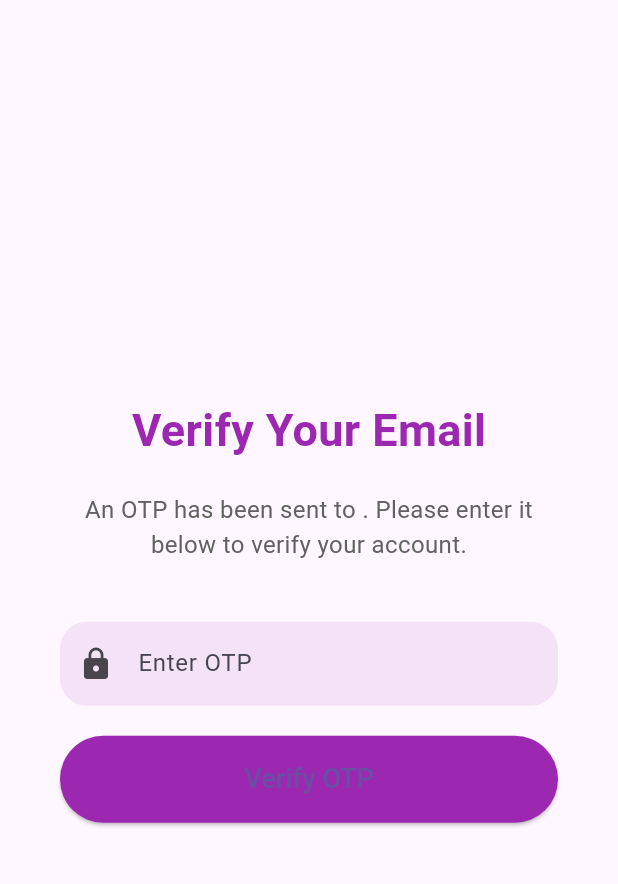
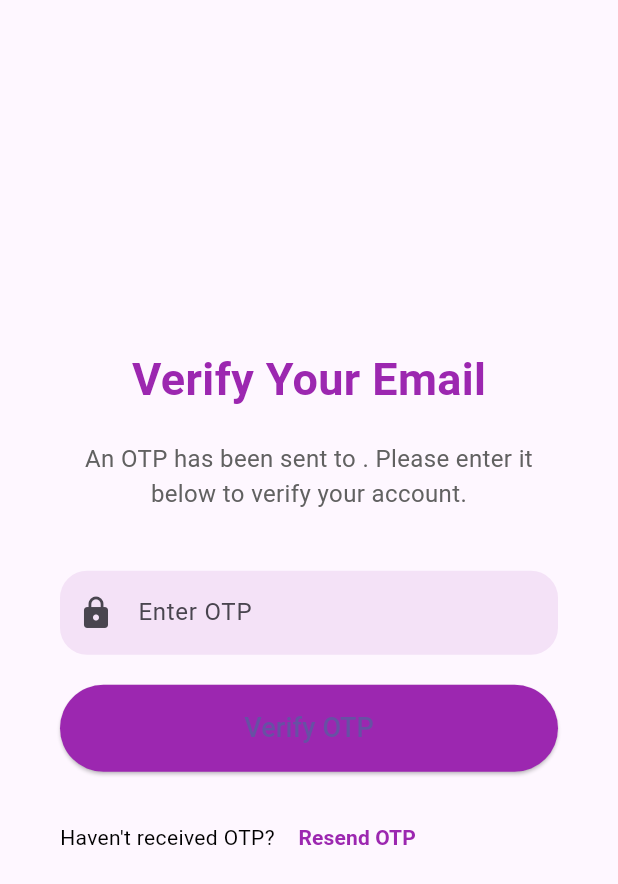
Before and after one commit to Shamoki/GariScan-Vehicle_damage_assesment_cost_app, a Flutter app: the OTPVerificationPage screen opened by its route, on a phone screen of 412 x 824 dp. Shown: the top 884 px of the screen. Run offline on Flutter 3.47's test engine with Material 3 defaults, Android fonts, the light colour scheme and no system bars; our stand-ins replace file_picker, lottie, salomon_bottom_bar, shared_preferences; missing offline and left inert: navigation_history_observer; accounts and stored records are empty.

Commit message:
Frontend stuff

```diff
--- a/frontend/lib/otp.dart
+++ b/frontend/lib/otp.dart
@@ -1,6 +1,7 @@
 import 'package:flutter/material.dart';
 import 'package:http/http.dart' as http;
 import 'dart:convert';
+import 'package:lottie/lottie.dart'; // Import Lottie
 
 class OTPVerificationPage extends StatefulWidget {
   final String email;
@@ -14,6 +15,7 @@ class OTPVerificationPage extends StatefulWidget {
 class _OTPVerificationPageState extends State<OTPVerificationPage> {
   final TextEditingController otpController = TextEditingController();
   bool isLoading = false; // Show loading indicator during verification
+  bool isResending = false; // Show loading indicator during OTP resending
 
   Future<void> verifyOTP(BuildContext context) async {
     var url = Uri.parse('http://localhost:5000/api/auth/verify-otp');
@@ -36,14 +38,12 @@ class _OTPVerificationPageState extends State<OTPVerificationPage> {
         isLoading = false; // Hide loading indicator
       });
 
-      print('Response status: ${response.statusCode}');
-      print('Response body: ${response.body}');
-
       if (response.statusCode == 200 || response.statusCode == 201) {
         // Navigate to login page
         Navigator.pushNamedAndRemoveUntil(context, '/login', (route) => false);
       } else {
-        var errorMessage = jsonDecode(response.body)['msg'] ?? 'Verification failed';
+        var errorMessage =
+            jsonDecode(response.body)['msg'] ?? 'Verification failed';
         ScaffoldMessenger.of(context).showSnackBar(
           SnackBar(content: Text('Error: $errorMessage')),
         );
@@ -52,9 +52,47 @@ class _OTPVerificationPageState extends State<OTPVerificationPage> {
       setState(() {
         isLoading = false; // Hide loading indicator
       });
-      print('Error during OTP verification: $e');
       ScaffoldMessenger.of(context).showSnackBar(
         SnackBar(content: Text('Network error: Could not verify OTP. $e')),
+      );
+    }
+  }
+
+  Future<void> resendOTP() async {
+    var url = Uri.parse('http://localhost:5000/api/auth/resend-otp');
+
+    setState(() {
+      isResending = true; // Show loading indicator for resending
+    });
+
+    try {
+      var response = await http.post(
+        url,
+        headers: {'Content-Type': 'application/json'},
+        body: jsonEncode({'email': widget.email}),
+      );
+
+      setState(() {
+        isResending = false; // Hide loading indicator
+      });
+
+      if (response.statusCode == 200 || response.statusCode == 201) {
+        ScaffoldMessenger.of(context).showSnackBar(
+          const SnackBar(content: Text('OTP resent successfully!')),
+        );
+      } else {
+        var errorMessage =
+            jsonDecode(response.body)['msg'] ?? 'Resending failed';
+        ScaffoldMessenger.of(context).showSnackBar(
+          SnackBar(content: Text('Error: $errorMessage')),
+        );
+      }
+    } catch (e) {
+      setState(() {
+        isResending = false; // Hide loading indicator
+      });
+      ScaffoldMessenger.of(context).showSnackBar(
+        SnackBar(content: Text('Network error: Could not resend OTP. $e')),
       );
     }
   }
@@ -67,7 +105,28 @@ class _OTPVerificationPageState extends State<OTPVerificationPage> {
           padding: const EdgeInsets.symmetric(horizontal: 40),
           height: MediaQuery.of(context).size.height - 50,
           width: double.infinity,
-          child: Column(
+          child: isLoading
+              ? Column(
+                  mainAxisAlignment: MainAxisAlignment.center,
+                  children: [
+                    Lottie.asset(
+                      'animations/loading.json',
+                      width: 200,
+                      height: 200,
+                      fit: BoxFit.cover,
+                    ),
+                    const SizedBox(height: 20),
+                    const Text(
+                      "Verifying OTP...",
+                      style: TextStyle(
+                        fontSize: 18,
+                        fontWeight: FontWeight.w600,
+                        color: Colors.purple,
+                      ),
+                    ),
+                  ],
+                )
+              : Column(
                   mainAxisAlignment: MainAxisAlignment.center,
                   crossAxisAlignment: CrossAxisAlignment.stretch,
                   children: [
@@ -86,7 +145,8 @@ class _OTPVerificationPageState extends State<OTPVerificationPage> {
                         Text(
                           'An OTP has been sent to ${widget.email}. Please enter it below to verify your account.',
                           textAlign: TextAlign.center,
-                    style: TextStyle(fontSize: 16, color: Colors.grey[700]),
+                          style:
+                              TextStyle(fontSize: 16, color: Colors.grey[700]),
                         ),
                       ],
                     ),
@@ -106,9 +166,7 @@ class _OTPVerificationPageState extends State<OTPVerificationPage> {
                       ),
                     ),
                     const SizedBox(height: 20),
-              isLoading
-                  ? const Center(child: CircularProgressIndicator())
-                  : ElevatedButton(
+                    ElevatedButton(
                       onPressed: () => verifyOTP(context),
                       style: ElevatedButton.styleFrom(
                         shape: const StadiumBorder(),
@@ -120,6 +178,39 @@ class _OTPVerificationPageState extends State<OTPVerificationPage> {
                         style: TextStyle(fontSize: 18),
                       ),
                     ),
+                    const SizedBox(height: 20),
+                    Row(
+                      mainAxisAlignment: MainAxisAlignment.spaceBetween,
+                      children: [
+                        Row(
+                          children: [
+                            const Text(
+                              "Haven't received OTP? ",
+                              style: TextStyle(
+                                  fontSize: 14, color: Colors.black),
+                            ),
+                            isResending
+                                ? Lottie.asset(
+                                    'animations/loading.json',
+                                    width: 50,
+                                    height: 50,
+                                    fit: BoxFit.cover,
+                                  )
+                                : TextButton(
+                                    onPressed: resendOTP,
+                                    child: const Text(
+                                      'Resend OTP',
+                                      style: TextStyle(
+                                        fontSize: 14,
+                                        fontWeight: FontWeight.bold,
+                                        color: Colors.purple,
+                                      ),
+                                    ),
+                                  ),
+                          ],
+                        ),
+                      ],
+                    ),
                   ],
                 ),
         ),
--- a/frontend/lib/settings.dart
+++ b/frontend/lib/settings.dart
@@ -15,7 +15,7 @@ class SettingsPage extends StatelessWidget {
     return Scaffold(
       appBar: AppBar(
         title: const Text("Settings"),
-        backgroundColor: isDarkMode ? Colors.grey[900] : Colors.purple,
+        backgroundColor: isDarkMode ? Colors.grey[900] : const Color.fromARGB(255, 255, 255, 255),
       ),
       backgroundColor: isDarkMode ? Colors.black : Colors.white,
       body: Center(
--- a/frontend/pubspec.yaml
+++ b/frontend/pubspec.yaml
@@ -39,3 +39,5 @@ flutter:
     - assets/animations/analysing.json
     - assets/animations/inspect.json
     - assets/animations/upload.json
+    - assets/animations/loading.json
+    - assets/animations/done.json
```
Also changed, not shown: frontend/assets/animations/done.json (added, +1 -0 lines), frontend/assets/animations/loading.json (added, +1 -0 lines), frontend/lib/home_page.dart (+24 -58 lines), frontend/lib/signup_page.dart (+47 -17 lines), 4 other files. Lines whose indentation alone changed are shown as unchanged.
